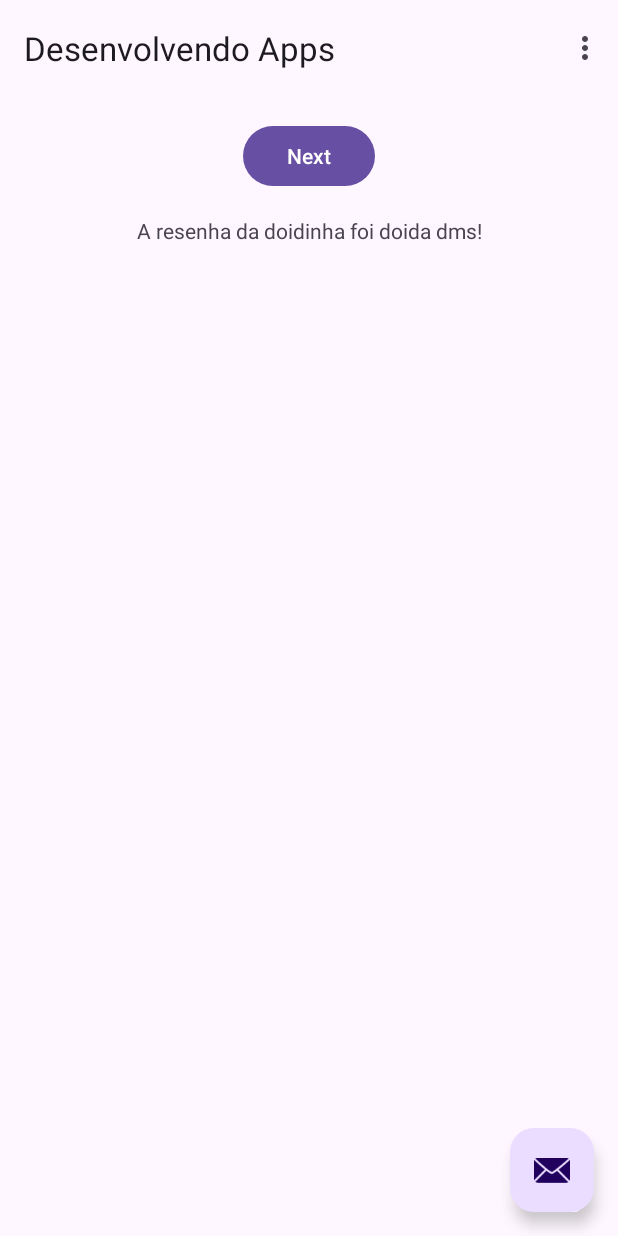
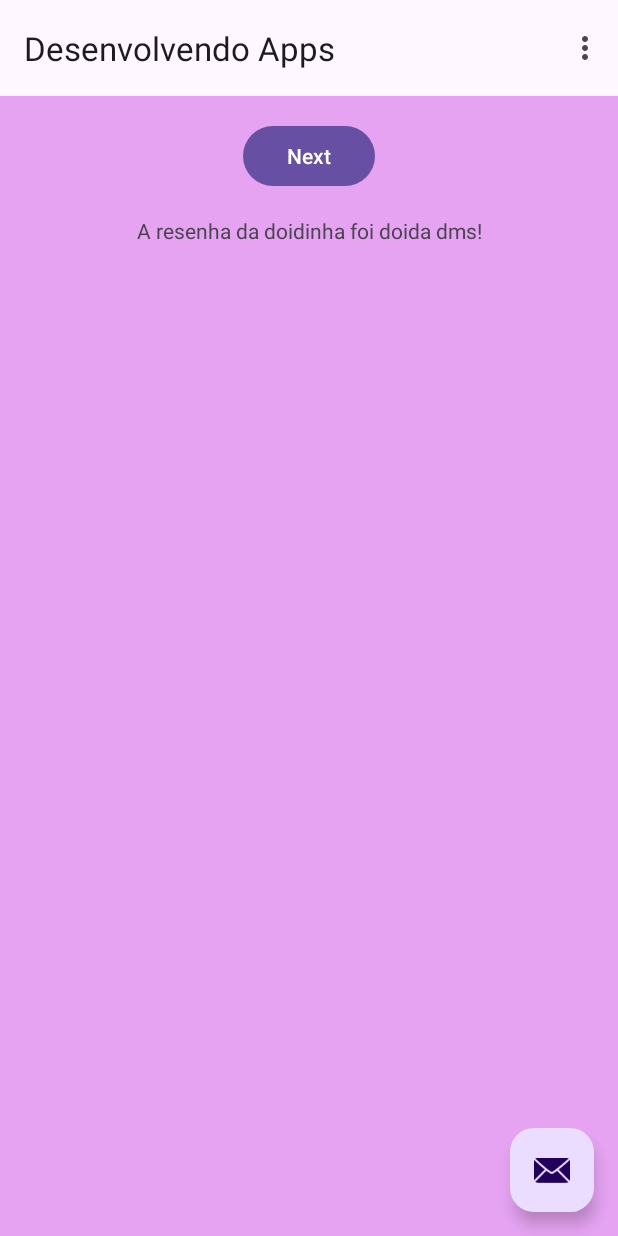
Before and after one commit to julialves1/aaa, an Android app: the screen it shows after launch (MainActivity), on a phone screen of 412 x 824 dp. Run offline under Robolectric (Android 15) with nearby library versions, the phone set to English and light mode, and no system bars; our stand-ins replace navigation-ui.

Commit message:
plano de fundo

```diff
--- a/app/src/main/res/layout/activity_main.xml
+++ b/app/src/main/res/layout/activity_main.xml
@@ -4,6 +4,7 @@
     xmlns:tools="http://schemas.android.com/tools"
     android:layout_width="match_parent"
     android:layout_height="match_parent"
+    android:background="#E5A3F1"
     android:fitsSystemWindows="true"
     tools:context=".MainActivity">
 
```
